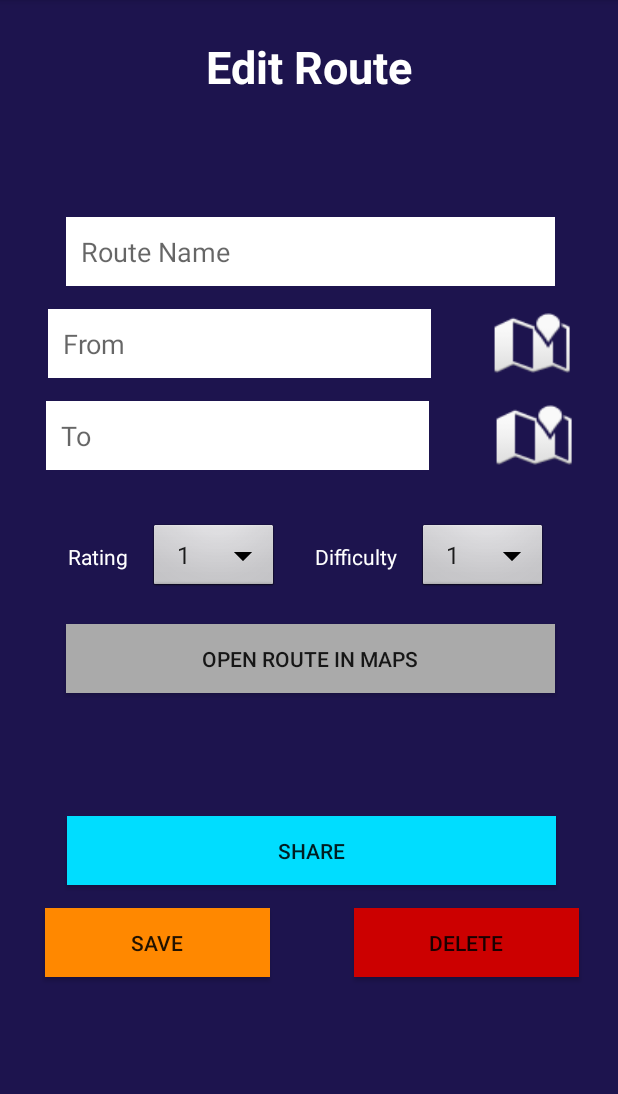
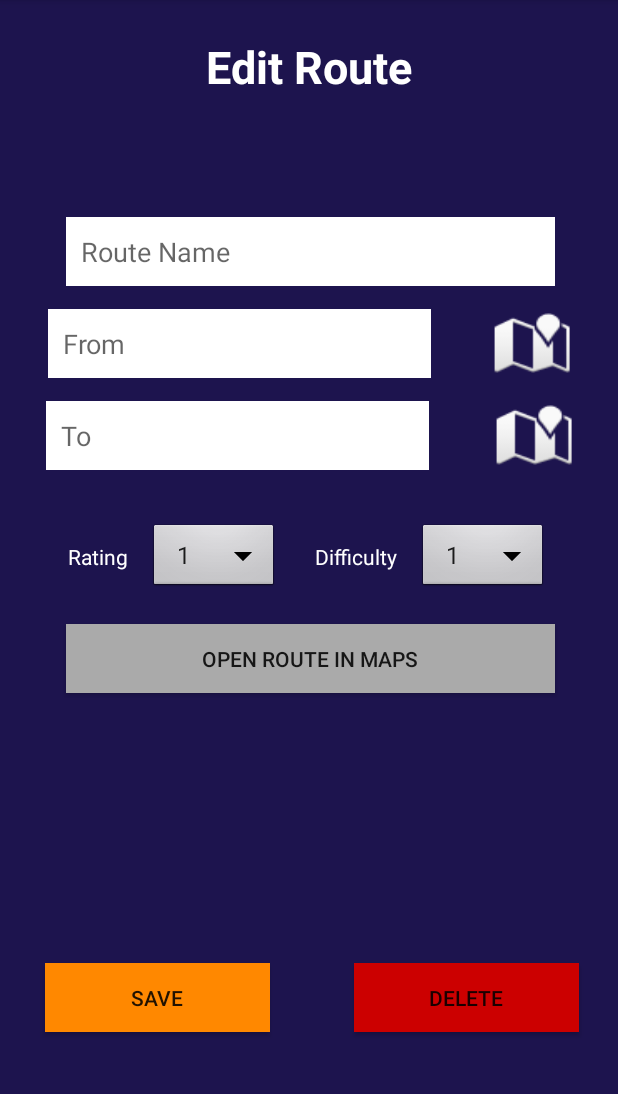
Before and after one commit to verolemieux/comp3074-project, an Android app: the EditRouteActivity screen opened directly, with no data from a screen before it, on a phone screen of 412 x 824 dp, the part 84-1178 px from its top. Run offline under Robolectric (Android 15) with nearby library versions, the phone set to English and light mode, and no system bars; 5 statements that could not run were skipped.

Commit message:
UI change + fixed edit route activity

```diff
--- a/app/src/main/java/ca/georgebrown/comp3074/project/Route/EditRouteActivity.java
+++ b/app/src/main/java/ca/georgebrown/comp3074/project/Route/EditRouteActivity.java
@@ -32,7 +32,6 @@ public class EditRouteActivity extends BaseActivity {
     Button openRouteBtn;
     Button saveBtn;
     Button deleteBtn;
-    Button shareBtn;
     RoutesDAO routeTable;
     User validatedUser;
     Route editRoute;
@@ -57,7 +56,6 @@ public class EditRouteActivity extends BaseActivity {
         openRouteBtn = findViewById(R.id.btnOpenRoute);
         saveBtn = findViewById(R.id.btnSave);
         deleteBtn = findViewById(R.id.btnDelete);
-        shareBtn = findViewById(R.id.btnShare);
 
         validatedUser = (User)getIntent().getSerializableExtra("validatedUser");
         editRoute = (Route)getIntent().getSerializableExtra("editRoute");
@@ -144,13 +142,6 @@ public class EditRouteActivity extends BaseActivity {
                 finish();
             }
         });
-
-        shareBtn.setOnClickListener(new View.OnClickListener() {
-            @Override
-            public void onClick(View v) {
-                //do something
-            }
-        });
     }
 
     @Override
--- a/app/src/main/res/layout/activity_edit_route.xml
+++ b/app/src/main/res/layout/activity_edit_route.xml
@@ -56,29 +56,11 @@
         app:layout_constraintTop_toBottomOf="@+id/txtRouteName" />
 
     <Button
-        android:id="@+id/btnShare"
-        android:layout_width="326dp"
-        android:layout_height="46dp"
-        android:layout_marginStart="43dp"
-        android:layout_marginLeft="43dp"
-        android:layout_marginTop="35dp"
-        android:layout_marginEnd="40dp"
-        android:layout_marginRight="40dp"
-        android:layout_marginBottom="132dp"
-        android:background="@android:color/holo_blue_bright"
-        android:text="Share"
-        app:layout_constraintBottom_toBottomOf="parent"
-        app:layout_constraintEnd_toEndOf="parent"
-        app:layout_constraintStart_toStartOf="parent"
-        app:layout_constraintTop_toBottomOf="@+id/btnOpenRoute" />
-
-    <Button
         android:id="@+id/btnDelete"
         android:layout_width="150dp"
         android:layout_height="46dp"
         android:layout_marginStart="28dp"
         android:layout_marginLeft="28dp"
-        android:layout_marginTop="15dp"
         android:layout_marginEnd="40dp"
         android:layout_marginRight="40dp"
         android:layout_marginBottom="80dp"
@@ -86,9 +68,7 @@
         android:text="Delete"
         app:layout_constraintBottom_toBottomOf="parent"
         app:layout_constraintEnd_toEndOf="parent"
-        app:layout_constraintStart_toEndOf="@+id/btnSave"
-        app:layout_constraintTop_toBottomOf="@+id/btnShare"
-        app:layout_constraintVertical_bias="0.0" />
+        app:layout_constraintStart_toEndOf="@+id/btnSave" />
 
     <Button
         android:id="@+id/btnSave"
@@ -96,7 +76,6 @@
         android:layout_height="46dp"
         android:layout_marginStart="43dp"
         android:layout_marginLeft="43dp"
-        android:layout_marginTop="15dp"
         android:layout_marginEnd="28dp"
         android:layout_marginRight="28dp"
         android:layout_marginBottom="80dp"
@@ -104,9 +83,7 @@
         android:text="Save"
         app:layout_constraintBottom_toBottomOf="parent"
         app:layout_constraintEnd_toStartOf="@+id/btnDelete"
-        app:layout_constraintStart_toStartOf="parent"
-        app:layout_constraintTop_toBottomOf="@+id/btnShare"
-        app:layout_constraintVertical_bias="0.0" />
+        app:layout_constraintStart_toStartOf="parent" />
 
     <TextView
         android:id="@+id/textView15"
```
